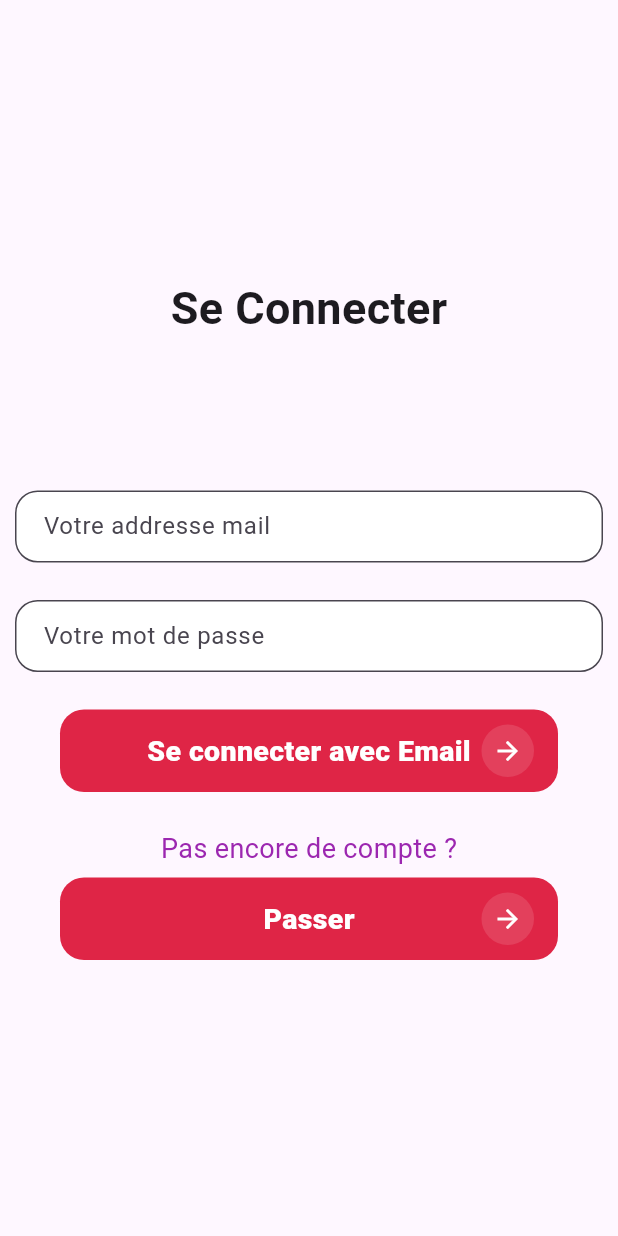
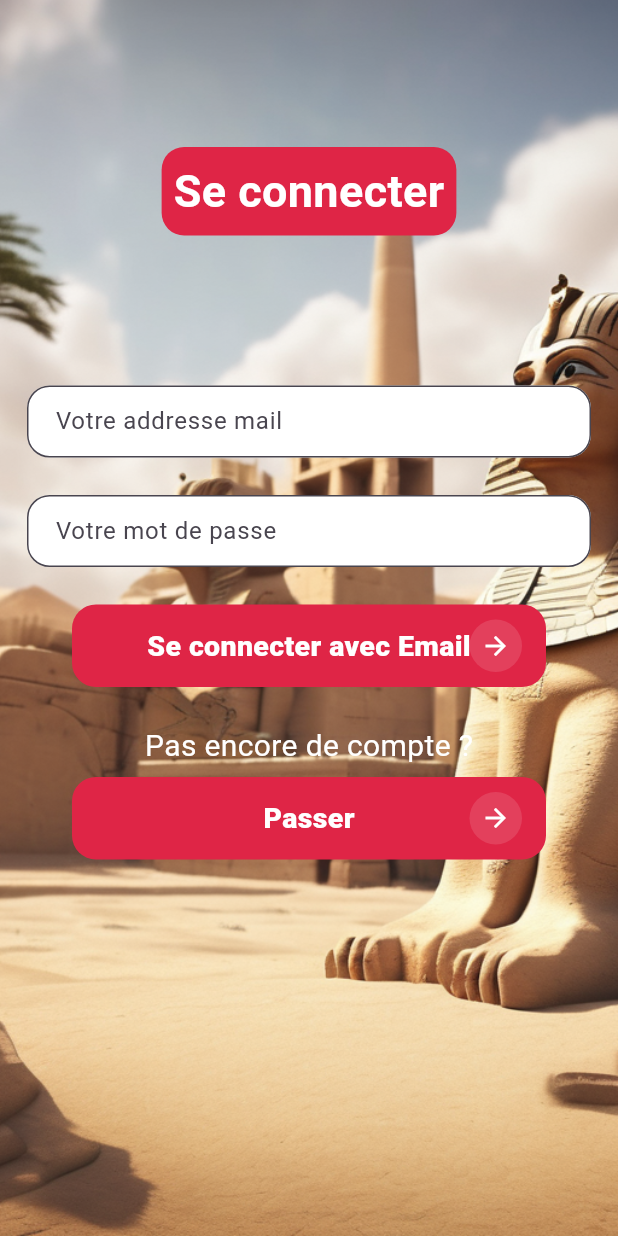
Before and after one commit to RodrigueAk47/AfriCrypt, a Flutter app: the screen it shows after launch, on a phone screen of 412 x 824 dp. Run offline on Flutter 3.47's test engine with Material 3 defaults, Android fonts, the phone set to English and light mode, and no system bars; our stand-ins replace audioplayers, cloud_firestore, confetti, connectivity_plus, firebase_auth, firebase_core and 3 more; missing offline and left inert: syncfusion_flutter_pdfviewer; accounts and stored records are empty.

Commit message:
optimize code and add border color

```diff
--- a/assets/data/database.json
+++ b/assets/data/database.json
@@ -2,7 +2,7 @@
     "saison": [
         {
             "numero": 1,
-            "titre": "Egypte I",
+            "titre": "Le court",
             "description": "Au coeur des pyramides",
             "episodes": [
                 {
--- /dev/null
+++ b/lib/Models/notification_model.dart
@@ -0,0 +1,66 @@
+import 'package:africrypt/main.dart';
+import 'package:firebase_messaging/firebase_messaging.dart';
+import 'package:flutter/foundation.dart';
+import 'package:flutter_local_notifications/flutter_local_notifications.dart';
+
+
+
+class NotificationModel {
+
+  static Future<void> showNotification(RemoteNotification notification) async {
+    if (defaultTargetPlatform == TargetPlatform.android) {
+      var androidPlatformChannelSpecifics = const AndroidNotificationDetails(
+        'channel_ID', 'channel_name', channelDescription: 'channel_description',
+        importance: Importance.max, priority: Priority.max, showWhen: false,
+        fullScreenIntent: true,
+
+
+      );
+
+      var platformChannelSpecifics = NotificationDetails(
+          android: androidPlatformChannelSpecifics);
+      await flutterLocalNotificationsPlugin.show(
+          0, notification.title, notification.body, platformChannelSpecifics,
+          payload: 'item x');
+    }
+  }
+
+  static Future<void> firebaseMessagingBackgroundHandler(RemoteMessage message) async {
+    print('A bg message just showed up :  ${message.messageId}');
+  }
+
+  static void configureFirebaseListeners() {
+    final FirebaseMessaging firebaseMessaging = FirebaseMessaging.instance;
+    firebaseMessaging.requestPermission(
+      criticalAlert: true,
+      alert: true,
+      badge: true,
+      sound: true,
+    );
+  }
+
+  static void initNotify () {
+    var initializationSettingsAndroid =
+    const AndroidInitializationSettings('@mipmap/ic_launcher');
+    var initializationSettings = InitializationSettings(
+        android: initializationSettingsAndroid);
+    flutterLocalNotificationsPlugin.initialize(initializationSettings);
+
+    NotificationModel.configureFirebaseListeners();
+
+
+
+
+    FirebaseMessaging.onMessage.listen((RemoteMessage message) {
+      RemoteNotification? notification = message.notification;
+      AndroidNotification? android = message.notification?.android;
+
+      if (notification != null && android != null && defaultTargetPlatform == TargetPlatform.android) {
+        print('Message title: ${notification.title}, body: ${notification.body}');
+        NotificationModel.showNotification(notification);
+      }
+    });
+
+    FirebaseMessaging.onBackgroundMessage(NotificationModel.firebaseMessagingBackgroundHandler);
+  }
+}
--- a/lib/game/components/alert_component.dart
+++ b/lib/game/components/alert_component.dart
@@ -3,7 +3,6 @@ import 'dart:math';
 import 'package:africrypt/Models/game_model.dart';
 import 'package:africrypt/Models/player_model.dart';
 import 'package:africrypt/core/theme.dart';
-import 'package:africrypt/features/string_feature.dart';
 import 'package:africrypt/game/components/button_component.dart';
 import 'package:africrypt/game/views/dashboard_view.dart';
 import 'package:africrypt/game/views/home/play/season_play.dart';
@@ -191,6 +190,8 @@ void popUpHint(
                     }
 
                     await PlayerModel.decrementCoins();
+                    await PlayerModel.updateCoinsToFirebase();
+
                     setState(() {
                       onShowChange(true);
                       show = true;
@@ -265,7 +266,7 @@ void showSeasonUnlock(BuildContext context, String message, String title) {
         actions: <Widget>[
           ButtonOne(
               onButtonPressed: () {
-                refreshGlobalColor();
+                GameTheme.refreshGlobalColor();
                 Navigator.pushAndRemoveUntil(
                   context,
                   MaterialPageRoute(
--- a/lib/game/components/button_component.dart
+++ b/lib/game/components/button_component.dart
@@ -1,3 +1,4 @@
+
 import 'package:africrypt/main.dart';
 import 'package:flutter/material.dart';
 
--- a/lib/game/views/auth/login_view.dart
+++ b/lib/game/views/auth/login_view.dart
@@ -23,7 +23,11 @@ class _LoginViewState extends State<LoginView> {
   Widget build(BuildContext context) {
     var screenWidth = MediaQuery.of(context).size.width;
     return Scaffold(
-      appBar: AppBar(),
+      extendBodyBehindAppBar: true,
+      appBar: AppBar(
+        backgroundColor: Colors.transparent,
+        elevation: 0,
+      ),
       body: ListView(
         padding: EdgeInsets.zero,
         children: [
--- a/lib/game/views/auth/signin_view.dart
+++ b/lib/game/views/auth/signin_view.dart
@@ -2,7 +2,7 @@ import 'package:africrypt/Models/episodes_model.dart';
 import 'package:africrypt/Models/game_model.dart';
 import 'package:africrypt/Models/season_model.dart';
 import 'package:africrypt/features/string_feature.dart';
-
+import 'package:africrypt/game/components/alert_component.dart';
 import 'package:africrypt/game/components/button_component.dart';
 import 'package:africrypt/game/components/text_field_component.dart';
 import 'package:africrypt/game/views/auth/login_view.dart';
@@ -10,19 +10,30 @@ import 'package:africrypt/game/views/auth/register_view.dart';
 import 'package:africrypt/game/views/dashboard_view.dart';
 import 'package:africrypt/main.dart';
 import 'package:africrypt/models/player_model.dart';
-
 import 'package:flutter/material.dart';
 
-class SignIn extends StatelessWidget {
+class SignIn extends StatefulWidget {
   const SignIn({super.key});
 
   @override
-  Widget build(BuildContext context) {
+  State<SignIn> createState() => _SignInState();
+}
+
+class _SignInState extends State<SignIn> {
   final TextEditingController emailController = TextEditingController();
   final TextEditingController passwordController = TextEditingController();
+
+
+  @override
+  Widget build(BuildContext context) {
+
     var screenWidth = MediaQuery.of(context).size.width;
     return Scaffold(
-      body: Center(
+      body: Container(
+        decoration: const BoxDecoration(
+            image: DecorationImage(
+                image: AssetImage('assets/saisons/saison_1/saison.png'),
+                fit: BoxFit.cover)),
         child: Container(
           margin: screenWidth > 800
               ? EdgeInsets.only(
@@ -30,15 +41,35 @@ class SignIn extends StatelessWidget {
                   right: MediaQuery.of(context).size.width * 0.2,
                   top: 25,
                   bottom: 20)
-              : const EdgeInsets.only(left: 10, right: 10, top: 20, bottom: 20),
-          child: Column(
+              : const EdgeInsets.only(
+                  left: 10, right: 10, top: 20, bottom: 20),
+          padding: const EdgeInsets.all(8.0),
+          child: Padding(
+            padding:  EdgeInsets.only(top: responsive<double>(context, 130, 70)),
+            child: ListView(
+              children: [
+                Column(
                   mainAxisAlignment: MainAxisAlignment.center,
                   children: [
-              const Text('Se Connecter',
-                  style: TextStyle(fontSize: 30, fontWeight: FontWeight.bold)),
+                    Container(
+                      padding: EdgeInsets.all(8.0), // Add padding to make the text look better
+                      decoration: BoxDecoration(
+                        color: globalColor, // This is the background color
+                        borderRadius: BorderRadius.circular(15), // This makes the corners rounded
+                      ),
+                      child: const Text(
+                          'Se connecter',
+                        style: TextStyle(
+                          color: Colors.white,
+                          fontSize: 30,
+                          fontWeight: FontWeight.bold,// This is the color of the text
+                        ),
+                      ),
+                    ),
                     const SizedBox(height: 100),
                     TextFieldGame(
-                  hintText: 'Votre addresse mail', controller: emailController),
+                        hintText: 'Votre addresse mail',
+                        controller: emailController),
                     const SizedBox(height: 25),
                     TextFieldGame(
                       hintText: 'Votre mot de passe',
@@ -53,28 +84,10 @@ class SignIn extends StatelessWidget {
                             final String password = passwordController.text.trim();
 
                             String? signInResult =
-                          (await PlayerModel.signInWithEmail(email, password));
+                                (await PlayerModel.signInWithEmail(
+                                    email, password));
                             if (signInResult == null) {
-                        showDialog(
-                          context: context,
-                          barrierDismissible: false,
-                          builder: (BuildContext context) {
-                            return Dialog(
-                              child: Container(
-                                margin: const EdgeInsets.all(10),
-                                child: Row(
-                                  mainAxisSize: MainAxisSize.min,
-                                  children: [
-                                    CircularProgressIndicator(
-                                      backgroundColor: globalColor,
-                                    ),
-                                    const Text(" Chargement..."),
-                                  ],
-                                ),
-                              ),
-                            );
-                          },
-                        );
+                              progress(context);
 
                               try {
                                 await PlayerModel
@@ -122,8 +135,8 @@ class SignIn extends StatelessWidget {
                         },
                         child: const Text('Pas encore de compte ?',
                             style: TextStyle(
-                        fontSize: 18,
-                        color: Colors.purple,
+                              fontSize: 20,
+                              color: Colors.white,
                             ))),
                     const SizedBox(height: 6),
                     ButtonOne(
@@ -137,6 +150,9 @@ class SignIn extends StatelessWidget {
                         title: 'Passer'),
                   ],
                 ),
+              ],
+            ),
+          ),
         ),
       ),
     );
--- a/lib/game/views/home/play/game_play.dart
+++ b/lib/game/views/home/play/game_play.dart
@@ -1,5 +1,6 @@
 import 'dart:async';
 
+import 'package:africrypt/Models/player_model.dart';
 import 'package:africrypt/game/components/button_component.dart';
 import 'package:africrypt/game/components/gameplay_component.dart';
 import 'package:africrypt/main.dart';
@@ -7,7 +8,6 @@ import 'package:africrypt/models/episodes_model.dart';
 import 'package:africrypt/models/game_model.dart';
 import 'package:africrypt/models/season_model.dart';
 import 'package:flutter/material.dart';
-import 'package:africrypt/Models/player_model.dart';
 
 import '../../../components/alert_component.dart';
 
@@ -32,7 +32,7 @@ class GamePlay extends StatefulWidget {
 
 class _GamePlayState extends State<GamePlay>
     with SingleTickerProviderStateMixin {
-  bool money = false;
+  bool money = true;
   List<String> selectedWords = [];
   List<int> selectedIndices = [];
   AnimationController? _controller;
--- a/lib/game/views/home/profile_view.dart
+++ b/lib/game/views/home/profile_view.dart
@@ -1,3 +1,4 @@
+import 'package:africrypt/core/theme.dart';
 import 'package:africrypt/features/string_feature.dart';
 import 'package:africrypt/game/components/alert_component.dart';
 import 'package:africrypt/game/components/button_component.dart';
@@ -124,7 +125,7 @@ class _ProfileState extends State<Profile> {
                         try {
                           await PlayerModel.signOutWithEmail();
                           await PlayerModel.deletePlayerData();
-                          refreshGlobalColor();
+                          GameTheme.refreshGlobalColor();
                         } catch (e) {
                           // Handle error
                         } finally {
@@ -140,7 +141,7 @@ class _ProfileState extends State<Profile> {
                         progress(context);
                         try {
                           await PlayerModel.deletePlayerData();
-                          refreshGlobalColor();
+                          GameTheme.refreshGlobalColor();
                         } catch (e) {
                           // Handle error
                         } finally {
--- a/lib/main.dart
+++ b/lib/main.dart
@@ -1,6 +1,6 @@
 import 'dart:async';
+import 'package:africrypt/Models/notification_model.dart';
 import 'package:africrypt/core/theme.dart';
-
 import 'package:africrypt/models/season_model.dart';
 import 'package:africrypt/splash_screen.dart';
 import 'package:audioplayers/audioplayers.dart';
@@ -8,21 +8,21 @@ import 'package:cloud_firestore/cloud_firestore.dart';
 import 'package:firebase_core/firebase_core.dart';
 import 'package:flutter/material.dart';
 import 'package:flutter/services.dart';
-
+import 'package:flutter_local_notifications/flutter_local_notifications.dart';
 import 'core/firebase_options.dart';
 
 StreamController<Color> colorStreamController = StreamController<Color>();
 Color globalColor = GameTheme.colors[0];
 
-void refreshGlobalColor() async {
-  int lastUnlockedSeason = await Season.getLastUnlockedSeason();
-  globalColor = GameTheme.colors[lastUnlockedSeason - 1];
-  colorStreamController.add(globalColor);
-}
+final FlutterLocalNotificationsPlugin flutterLocalNotificationsPlugin =
+    FlutterLocalNotificationsPlugin();
+
+
 
 void main() async {
   WidgetsFlutterBinding.ensureInitialized();
-  refreshGlobalColor();
+
+  GameTheme.refreshGlobalColor();
   Season.getLastUnlockedSeason().then((value) {
     globalColor = GameTheme.colors[value - 1];
   });
@@ -39,8 +39,6 @@ void main() async {
 }
 
 class Game extends StatefulWidget {
-  //final Database database;
-
   const Game({super.key});
 
   @override
@@ -50,25 +48,22 @@ class Game extends StatefulWidget {
 class _GameState extends State<Game> with WidgetsBindingObserver {
   AudioPlayer audioPlayer = AudioPlayer();
 
+
   @override
   void initState() {
     super.initState();
 
-WidgetsBinding.instance.addObserver(this);
-    WidgetsBinding.instance.addPostFrameCallback((_) async {
-      audioPlayer.setReleaseMode(ReleaseMode.loop);
-      await audioPlayer.play(AssetSource('music/theme.mp3'));
-    });
+   NotificationModel.initNotify();
   }
 
-   @override
+  @override
   void dispose() {
     WidgetsBinding.instance.removeObserver(this);
     audioPlayer.dispose();
     super.dispose();
   }
 
-@override
+  @override
   void didChangeAppLifecycleState(AppLifecycleState state) {
     if (state == AppLifecycleState.paused) {
       audioPlayer.pause();
--- a/pubspec.yaml
+++ b/pubspec.yaml
@@ -17,6 +17,8 @@ dependencies:
   cloud_firestore: ^4.17.0
   shared_preferences: ^2.2.3
   connectivity_plus: ^6.0.3
+  firebase_messaging: ^14.9.1
+  flutter_local_notifications: ^17.1.1
 
 dev_dependencies:
   flutter_test:
```
Also changed, not shown: lib/Models/player_model.dart (+22 -13 lines), lib/Models/season_model.dart (+14 -13 lines), lib/core/theme.dart (+8 -0 lines), lib/game/components/card_component.dart (+7 -6 lines), lib/game/views/auth/register_view.dart (+49 -9 lines), lib/game/views/home/home_view.dart (+13 -5 lines), lib/game/views/home/play/season_play.dart (+31 -5 lines), lib/keep.dart (added), pubspec.lock, 41 other files. Lines whose indentation alone changed are shown as unchanged.
